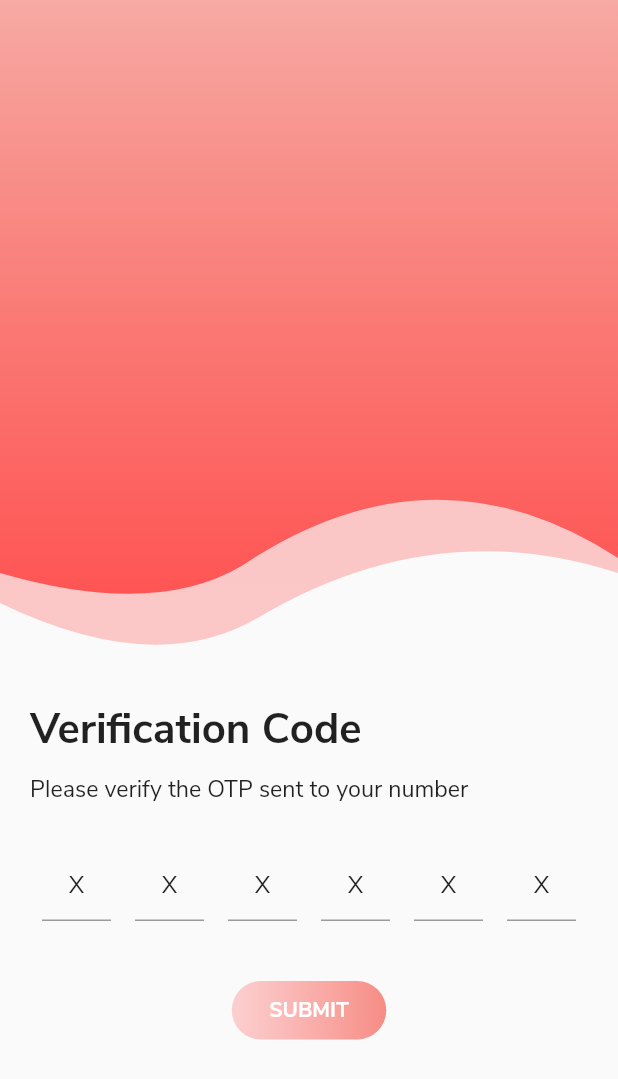
After one commit to rishikabajjuri/CMS, a Flutter app: the LoginVerification screen opened directly, on a phone screen of 412 x 824 dp. The commit adds this screen. Shown: the top 1079 px of the screen. Run offline on Flutter 3.47's test engine with Material 2 defaults, Android fonts, the phone set to English and light mode, and no system bars; our stand-ins replace firebase_auth, toast; accounts and stored records are empty.

Commit message:
Add verification page

```diff
--- /dev/null
+++ b/lib/login/login_verification.dart
@@ -0,0 +1,117 @@
+import 'package:complaint_managament_system/widgets/custom_button.dart';
+import 'package:complaint_managament_system/widgets/otpFields.dart';
+import 'package:complaint_managament_system/widgets/top_bottom_clipper.dart';
+import 'package:flutter/material.dart';
+import 'package:firebase_auth/firebase_auth.dart';
+
+class LoginVerification extends StatefulWidget {
+  final String verificationCode;
+  final String mobile;
+
+  const LoginVerification({Key key, this.verificationCode, this.mobile})
+      : super(key: key);
+
+  static open(context, String verificationCode, String mobile) =>
+      Navigator.push(
+          context,
+          MaterialPageRoute(
+              builder: (context) => LoginVerification(
+                    verificationCode: verificationCode,
+                    mobile: mobile,
+                  )));
+
+  @override
+  _LoginVerificationState createState() => _LoginVerificationState(verificationCode, mobile);
+}
+
+class _LoginVerificationState extends State<LoginVerification> {
+  List<TextEditingController> controllers = [];
+
+  final formKey = GlobalKey<FormState>();
+  final String verificationCode;
+  final String mobile;
+
+  _LoginVerificationState(this.verificationCode, this.mobile);
+
+  Widget build(BuildContext context) {
+    final color2 = Colors.redAccent;
+    final color1 = Colors.red.withOpacity(0.2);
+    return Scaffold(
+      body: ListView(
+        padding: EdgeInsets.zero,
+        children: <Widget>[
+          Stack(
+            children: <Widget>[
+              ClipPath(
+                child: Container(
+                  height: MediaQuery.of(context).size.height / 2,
+                  decoration: BoxDecoration(
+                      gradient: LinearGradient(
+                          begin: Alignment.topCenter,
+                          end: Alignment.bottomCenter,
+                          colors: [color1, color2])),
+                ),
+                clipper: TopClipper(),
+              ),
+              ClipPath(
+                child: Container(
+                  height: MediaQuery.of(context).size.height / 2 + 30,
+                  decoration: BoxDecoration(
+                      gradient: LinearGradient(
+                          begin: Alignment.topCenter,
+                          end: Alignment.bottomCenter,
+                          colors: [
+                        color1.withOpacity(0.3),
+                        color2.withOpacity(0.3)
+                      ])),
+                ),
+                clipper: BottomClipper(),
+              ),
+            ],
+          ),
+          SizedBox(
+            height: 5,
+          ),
+          Padding(
+            padding: const EdgeInsets.all(20.0),
+            child: Column(
+              crossAxisAlignment: CrossAxisAlignment.start,
+              children: <Widget>[
+                Text(
+                  'Verification Code',
+                  style: TextStyle(fontWeight: FontWeight.bold, fontSize: 28),
+                ),
+                SizedBox(
+                  height: 10,
+                ),
+                Text(
+                  'Please verify the OTP sent to your number',
+                  textAlign: TextAlign.center,
+                  style: Theme.of(context).textTheme.caption.copyWith(
+                        fontWeight: FontWeight.w400,
+                        fontSize: 15.5,
+                        color: Colors.black87,
+                      ),
+                ),
+                SizedBox(
+                  height: 30,
+                ),
+                OtpFields(
+                  length: 6,
+                  controllers: controllers,
+                  formKey: formKey,
+                ),
+                SizedBox(
+                  height: 40,
+                ),
+                CustomButton(
+                  next: 'SUBMIT',
+                )
+              ],
+            ),
+          ),
+        ],
+      ),
+    );
+  }
+}
--- /dev/null
+++ b/lib/widgets/custom_button.dart
@@ -0,0 +1,36 @@
+import 'package:complaint_managament_system/login/login_verification.dart';
+import 'package:flutter/material.dart';
+
+class CustomButton extends StatelessWidget {
+  final String next;
+  final Function onTap;
+
+  const CustomButton({Key key, this.next, this.onTap}) : super(key: key);
+  @override
+  Widget build(BuildContext context) {
+    final color2 = Colors.redAccent;
+    final color1 = Colors.red.withOpacity(0.2);
+    return Center(
+      child: Container(
+        padding: EdgeInsets.symmetric(horizontal: 25, vertical: 10),
+        decoration: BoxDecoration(
+            borderRadius: BorderRadius.circular(20),
+            gradient: LinearGradient(
+                begin: Alignment.bottomRight,
+                end: Alignment.bottomLeft,
+                colors: [
+                  color1.withOpacity(0.6),
+                  color2.withOpacity(0.25)
+                ])),
+        child: InkWell(
+          onTap:()=> onTap(),
+          child: Text(
+            '$next',
+            style: TextStyle(
+                color: Colors.white, fontWeight: FontWeight.bold),
+          ),
+        ),
+      ),
+    );
+  }
+}
--- /dev/null
+++ b/lib/widgets/otpFields.dart
@@ -0,0 +1,80 @@
+import 'package:flutter/material.dart';
+import 'package:flutter/services.dart';
+
+class OtpFields extends StatefulWidget {
+  final length;
+  final List<TextEditingController> controllers;
+  final GlobalKey formKey;
+
+  const OtpFields(
+      {Key key,
+        @required this.length,
+        this.controllers,
+        this.formKey,
+        })
+      : super(key: key);
+
+  @override
+  _OtpFieldsState createState() => _OtpFieldsState();
+}
+
+class _OtpFieldsState extends State<OtpFields> {
+//  final formKey=GlobalKey<FormState>();
+//  final List<TextEditingController> controllers;
+//  final List<FocusNode> focusNodes;
+  final List<FocusNode> focusNodes=List<FocusNode>();
+//  _OtpFieldsState(this.controllers, this.focusNodes);
+  @override
+  void initState() {
+    super.initState();
+    for (int i = 0; i < widget.length; i++) {
+      focusNodes.add(FocusNode());
+      widget.controllers.add(TextEditingController());
+    }
+  }
+
+  @override
+  Widget build(BuildContext context) {
+    return Form(
+      key: widget.formKey,
+      child: Row(
+        children: List.generate(
+          widget.length,
+              (int i) {
+            return Expanded(
+              child: Padding(
+                padding: const EdgeInsets.symmetric(horizontal: 8.0),
+                child: TextFormField(
+                  validator: (text) => text.length == 1 ? null : '',
+                  controller: widget.controllers[i],
+                  focusNode: focusNodes[i],
+                  inputFormatters: [WhitelistingTextInputFormatter.digitsOnly],
+                  keyboardType: TextInputType.number,
+                  decoration: InputDecoration(
+                      hintText: 'X', hintStyle: TextStyle(color: Colors.black87)),
+                  textAlign: TextAlign.center,
+                  onChanged: (value) {
+                    if (i == widget.length - 1) {
+                      focusNodes[i].unfocus();
+                      return;
+                    }
+                    switch (value.length) {
+                      case 0:
+                        focusNodes[i].previousFocus();
+                        break;
+                      case 2:
+                        widget.controllers[i].clear();
+                        break;
+                      default:
+                        focusNodes[i + 1].nextFocus();
+                    }
+                  },
+                ),
+              ),
+            );
+          },
+        ),
+      ),
+    );
+  }
+}
--- a/pubspec.yaml
+++ b/pubspec.yaml
@@ -23,6 +23,12 @@ dependencies:
   # The following adds the Cupertino Icons font to your application.
   # Use with the CupertinoIcons class for iOS style icons.
   cupertino_icons: ^0.1.2
+  firebase_auth: ^0.15.4
+  toast:
+  firebase_storage: ^3.1.1
+  firebase_database: ^3.1.1
+
+
 
 dev_dependencies:
   flutter_test:
```
Also changed, not shown: lib/login/login_page.dart (+59 -25 lines), pubspec.lock, 3 other files.
